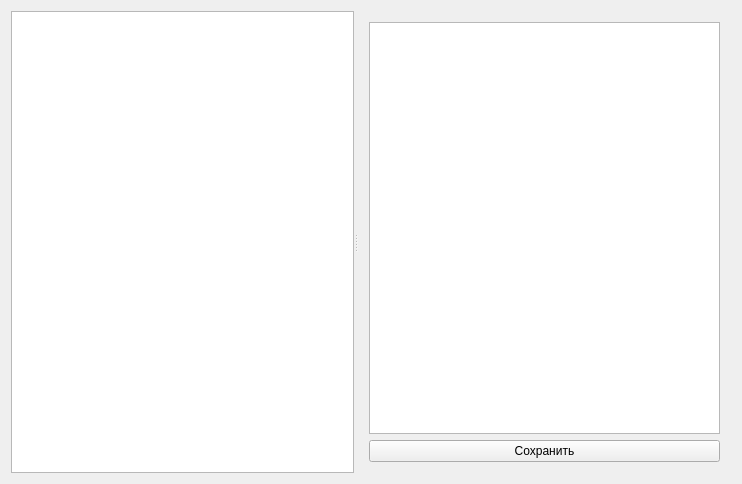
Qt form phx-cnc-ui-mainform/src/CXIniFileEditor.ui (superkulpa/phx-cnc-ui) before a commit.
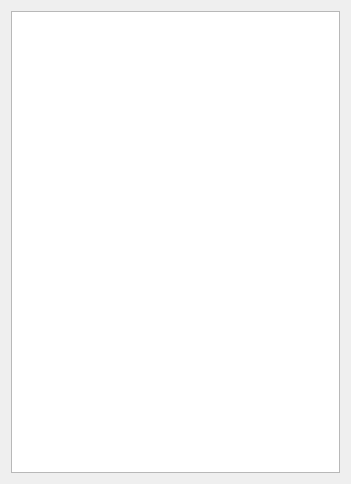
The same form after that commit.

```diff
--- a/phx-cnc-ui-mainform/src/CXIniFileEditor.ui
+++ b/phx-cnc-ui-mainform/src/CXIniFileEditor.ui
@@ -6,35 +6,16 @@
    <rect>
     <x>0</x>
     <y>0</y>
-    <width>742</width>
+    <width>351</width>
     <height>484</height>
    </rect>
   </property>
   <property name="windowTitle">
    <string>CXIniFileEditor</string>
   </property>
-  <layout class="QVBoxLayout" name="verticalLayout_2">
+  <layout class="QVBoxLayout" name="verticalLayout">
    <item>
-    <widget class="QSplitter" name="splitter">
-     <property name="orientation">
-      <enum>Qt::Horizontal</enum>
-     </property>
-     <widget class="QPlainTextEdit" name="mIniFileEdit"/>
-     <widget class="QWidget" name="layoutWidget">
-      <layout class="QVBoxLayout" name="verticalLayout">
-       <item>
-        <widget class="QListView" name="mIniFileView"/>
-       </item>
-       <item>
-        <widget class="QPushButton" name="mSaveButton">
-         <property name="text">
-          <string>Сохранить</string>
-         </property>
-        </widget>
-       </item>
-      </layout>
-     </widget>
-    </widget>
+    <widget class="QPlainTextEdit" name="mIniFileEdit"/>
    </item>
   </layout>
  </widget>
```
